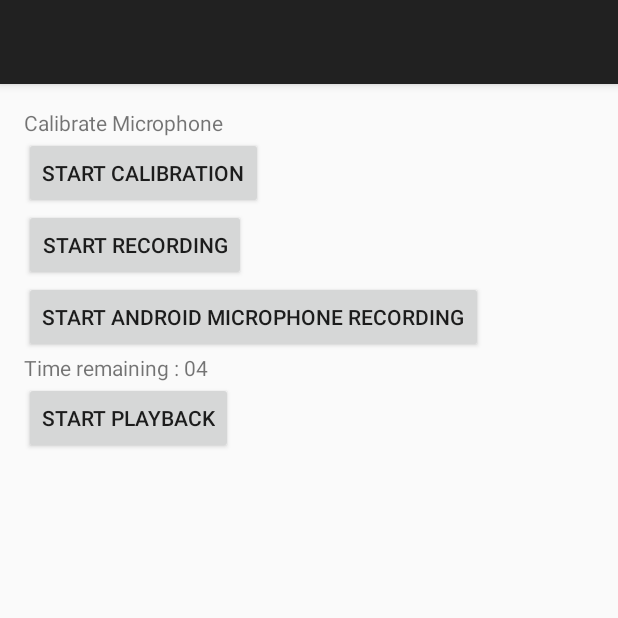
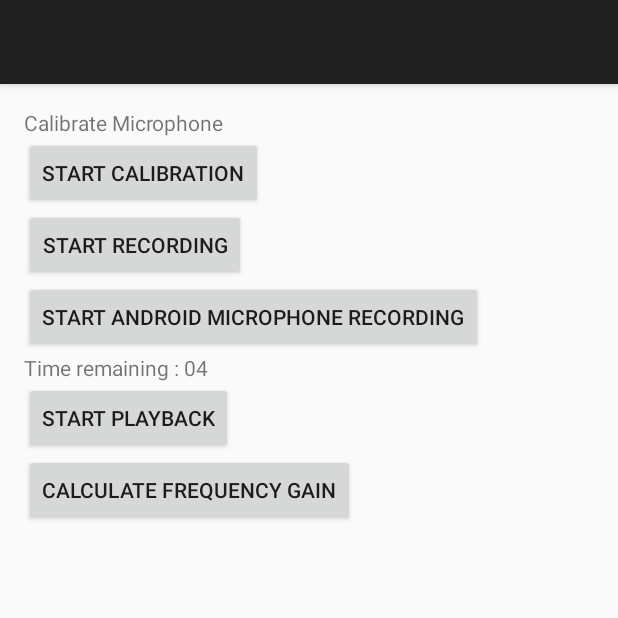
Before and after one commit to University-Of-Calgary/Hum_App_Master, an Android app: the CalibrateMicrophone screen opened directly, with no data from a screen before it, after a tap on "START RECORDING", on a phone screen of 412 x 824 dp, the top half of it. Run offline under Robolectric (Android 15) with nearby library versions, the phone set to English and light mode, and no system bars; 1 statement that could not run was skipped; 1 other tap on this screen came first.

Commit message:
Completed the frequency gain calculating. Storage part to be prepared

```diff
--- a/app/src/main/java/com/example/orchisamadas/analyse_plot/CalibrateMicrophone.java
+++ b/app/src/main/java/com/example/orchisamadas/analyse_plot/CalibrateMicrophone.java
@@ -24,6 +24,7 @@ import java.io.File;
 import java.io.FileInputStream;
 import java.io.FileOutputStream;
 import java.io.IOException;
+import java.util.ArrayList;
 import java.util.concurrent.TimeUnit;
 
 /**
@@ -40,12 +41,14 @@ public class CalibrateMicrophone extends AppCompatActivity {
             AUDIO_ENCODING = AudioFormat.ENCODING_PCM_16BIT, RECORDING_DURATION = 5;
     final String EXTERNAL_AUDIO_FILENAME = "external_audio.wav", ANDROID_AUDIO_FILENAME = "android_audio.wav";
     AudioRecord recorder;
-    Button startCalibration, startRecording, startPlayback, androidRecording;
+    Button startCalibration, startRecording, startPlayback, androidRecording, calculateFrequencyGain;
     TextView timer;
     CounterClass counterClass = new CounterClass(RECORDING_DURATION * 1000, 1000);
     double[] externalMicValues, androidMicValues;
     final String EXTERNAL_MIC_RECORDING = "External Microphone",
             ANDROID_MIC_RECORDING = "Android Microphone";
+    double[] frequencyGain, frequencyAveragedExternal, frequencyAveragedAndroid;
+    double REFSPL = 0.00002; // Reference Sound Pressure Level equal to 20 uPa.
 
     @Override
     protected void onCreate(Bundle savedInstanceState) {
@@ -56,6 +59,7 @@ public class CalibrateMicrophone extends AppCompatActivity {
         startRecording = (Button) findViewById(R.id.button_start_recording);
         startPlayback = (Button) findViewById(R.id.button_start_playback);
         androidRecording = (Button) findViewById(R.id.button_microphone_recording);
+        calculateFrequencyGain = (Button) findViewById(R.id.button_frequency_gain);
         timer = (TextView) findViewById(R.id.textView_timer);
 
         startCalibration.setOnClickListener(new View.OnClickListener() {
@@ -66,6 +70,24 @@ public class CalibrateMicrophone extends AppCompatActivity {
                 androidMicrophoneRecording();
             }
         });
+
+        calculateFrequencyGain.setOnClickListener(new View.OnClickListener() {
+            @Override
+            public void onClick(View v) {
+                // Method to calculate the frequency gain from the prerecorded values
+                // from the external microphone and the internal android microphone
+                calculateFrequencyGain();
+            }
+        });
+
+    }
+
+    public void calculateFrequencyGain(){
+        // Calculate the frequency gain from the two recordings
+        frequencyGain = new double[frequencyAveragedExternal.length];
+        for(int i=0; i<frequencyAveragedExternal.length; i++)
+            frequencyGain[i] = frequencyAveragedExternal[i] / frequencyAveragedAndroid[i];
+        System.out.println("The length of the frequency gain calculated is : " + frequencyGain.length);
     }
 
     public class CounterClass extends CountDownTimer{
@@ -139,20 +161,20 @@ public class CalibrateMicrophone extends AppCompatActivity {
                 externalMicValues = normalizeTimeDomainData(sampleBuffer, max);
                 applyBasicWindow(externalMicValues);
                 int error = doubleFFT(externalMicValues);
+                // Divide the externalMicValues by the Reference Sound Pressure Level
+                for(int i=0; i<externalMicValues.length; i++) externalMicValues[i] /= REFSPL;
                 Log.e("EXTERNAL_MIC_LENGTH", "The length of the external Microphone recording is : " +
                         externalMicValues.length);
-                /**Toast.makeText(CalibrateMicrophone.this, "The error associated with External Mic is : "
-                        + Integer.toString(error), Toast.LENGTH_SHORT).show();*/
                 System.out.println("The error associated with External microphone recording is : " + error);
             }
             else if (params[0].equals(ANDROID_MIC_RECORDING)){
                 androidMicValues = normalizeTimeDomainData(sampleBuffer, max);
                 applyBasicWindow(androidMicValues);
                 int error = doubleFFT(androidMicValues);
+                // Divide the androidMicValues by the Reference Sound Pressure Level
+                for(int i=0; i<androidMicValues.length; i++) androidMicValues[i] /= REFSPL;
                 Log.e("INTERNAL_MIC_LENGTH", "The length of the internal Microphone recording is : " +
                         androidMicValues.length);
-                /**Toast.makeText(CalibrateMicrophone.this, "The error associated with Android Microphone is : " +
-                        error, Toast.LENGTH_SHORT).show();*/
                 System.out.println("The error associated with Android microphone recording is : " + error);
             }
             // Clear the recorder
@@ -179,6 +201,29 @@ public class CalibrateMicrophone extends AppCompatActivity {
                 double[] xValsExternal = new double[tempBufferExternal.length];
                 for(int k=0; k<xValsExternal.length; k++)
                     xValsExternal[k] = k * SAMPLING_RATE / (2*xValsExternal.length);
+
+                int j = 0;
+                ArrayList<Double> frequencyAveraged =  new ArrayList<Double>();
+                // Calculate the frequency gain in each frequency band
+                for(int i=0; i<SAMPLING_RATE/2; i+=25){
+                    double temp = 0.0; int count = 0;
+                    while(j<tempBufferExternal.length && xValsExternal[j] >= i && xValsExternal[j] < (i+25)) {
+                        temp += tempBufferExternal[j];
+                        count ++;
+                        j++;
+                    }
+                    frequencyAveraged.add(temp/(double)count);
+                }
+
+                // Convert the ArrayList into a double array
+                // The frequency ranges are
+                // (0-25) Hz - amplitude_average1
+                // (25-50) Hz - amplitude_average2
+                // (50-75) Hz - amplitude_average3
+                // ...
+                frequencyAveragedExternal = new double[frequencyAveraged.size()];
+                for(int i=0; i<frequencyAveraged.size(); i++) frequencyAveragedExternal[i] = frequencyAveraged.get(i);
+                System.out.println("The length of the double averaged array is : " + frequencyAveragedExternal.length);
             }
 
             else if(params[0].equals(ANDROID_MIC_RECORDING)){
@@ -196,6 +241,24 @@ public class CalibrateMicrophone extends AppCompatActivity {
                 double[] xValsAndroid = new double[tempBufferAndroid.length];
                 for(int k=0; k<xValsAndroid.length; k++)
                     xValsAndroid[k] = k * SAMPLING_RATE / (2*xValsAndroid.length);
+
+                // Apply the frequency gain in each frequency band
+                int j = 0;
+                ArrayList<Double> frequencyAveraged = new ArrayList<Double>();
+                for(int i=0; i<SAMPLING_RATE/2; i+=25){
+                    double temp = 0.0; int count = 0;
+                    while(j<tempBufferAndroid.length && xValsAndroid[j] >= i && xValsAndroid[j] < (i+25)){
+                        temp += tempBufferAndroid[j];
+                        count++;
+                        j++;
+                    }
+                    frequencyAveraged.add(temp/count);
+                }
+
+                // Convert the Array List into a double array
+                frequencyAveragedAndroid = new double[frequencyAveraged.size()];
+                for(int i=0; i<frequencyAveraged.size(); i++) frequencyAveragedAndroid[i] = frequencyAveraged.get(i);
+                System.out.println("The length of the frequencyAveragedAndroid is : " + frequencyAveragedAndroid.length);
             }
 
             return params[0];
--- a/app/src/main/res/layout/activity_calibrate_microphone.xml
+++ b/app/src/main/res/layout/activity_calibrate_microphone.xml
@@ -45,4 +45,11 @@
         android:visibility="invisible"
         android:text="Start Playback"/>
 
+    <Button
+        android:id="@+id/button_frequency_gain"
+        android:layout_width="wrap_content"
+        android:layout_height="wrap_content"
+        android:visibility="visible"
+        android:text="Calculate Frequency Gain"/>
+
 </LinearLayout>
```
